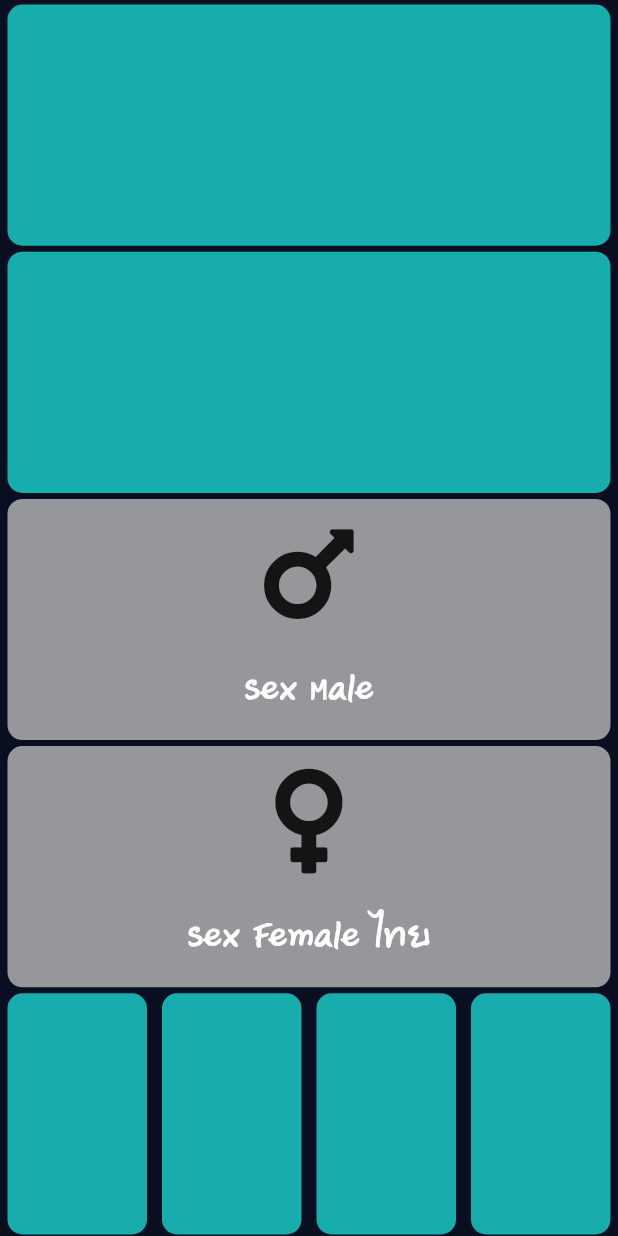
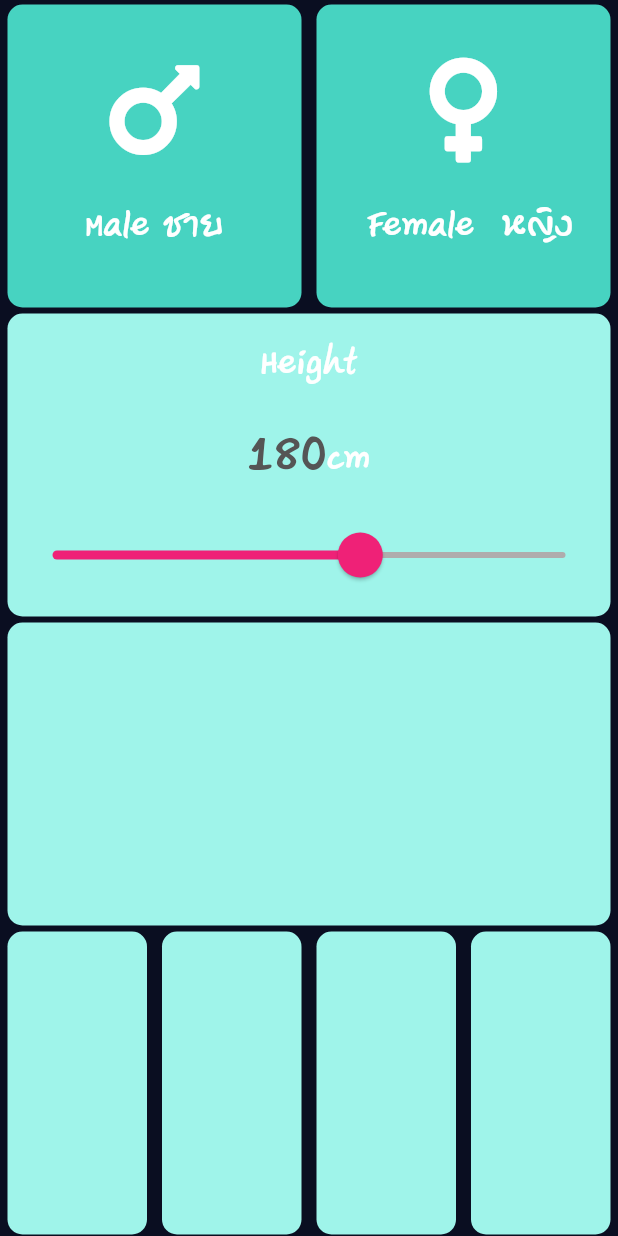
Before and after one commit to likhi1/bbay_app, a Flutter app: the screen it shows after launch, on a phone screen of 412 x 824 dp. Run offline on Flutter 3.47's test engine with Material 2 defaults, Android fonts, the phone set to English and light mode, and no system bars; our stand-ins replace font_awesome_flutter.

Commit message:
Update Project

```diff
--- a/lib/constants.dart
+++ b/lib/constants.dart
@@ -1,12 +1,18 @@
 import 'package:flutter/material.dart';
 
-const kBottomContainerHeight = 80.0;
-const kInactiveClassColor = Color(0xFF95979b);
-const kActiveCardColor = Color(0xFF18adad);
+const kBottomContainerHeight = 120.0;
+const kInactiveClassColor = Color(0xFF47d3c1);
+const kActiveCardColor = Color(0xFF9ff4ea);
 const kBottomContainerColor = Color(0xFF12e5e5);
 
-const labelTextStyle = TextStyle(
+const kLabelTextStyle = TextStyle(
   fontSize: 25.0,
   color: Color(0xFFFFFFFF),
   fontFamily: 'Book_Akhanake',
 );
+
+const kNumberTextStyle = TextStyle(
+  fontSize: 40.0,
+  color: Color(0xFF555555),
+  fontFamily: 'Book_Akhanake',
+);
--- a/lib/input_page.dart
+++ b/lib/input_page.dart
@@ -16,10 +16,8 @@ class InputPage extends StatefulWidget {
 
 // 1 = male , 2 = female
 class _InputPageState extends State<InputPage> {
-//  Color maleCardColor = kInactiveClassColor;
-//  Color femaleCardColour = kInactiveClassColor;
-
   Gender selectedgender;
+  int height = 180;
 
   @override
   Widget build(BuildContext context) {
@@ -28,27 +26,11 @@ class _InputPageState extends State<InputPage> {
 //        title: Text('AppBar Title'),
 //      ),
       body: Column(
+        crossAxisAlignment: CrossAxisAlignment.stretch,
         children: <Widget>[
           Expanded(
               child: Row(
             children: <Widget>[
-              Expanded(
-                child: new ReuseClass(
-                  useColor: kActiveCardColor,
-                ),
-              ),
-            ],
-          )),
-          Expanded(
-              child: Row(
-            children: <Widget>[
-              Expanded(
-                child: new ReuseClass(
-                  useColor: kActiveCardColor,
-                ),
-              ),
-            ],
-          )),
               Expanded(
                   child: Row(
                 children: <Widget>[
@@ -61,17 +43,17 @@ class _InputPageState extends State<InputPage> {
                           selectedgender = Gender.male;
                         });
                       },
-                  child: new ReuseClass(
+                      child: ReuseClass(
                         onPress: () {
                           setState(() {
                             selectedgender = Gender.male;
                           });
                         },
-                    useColor: selectedgender == Gender.male
+                        cardColor: selectedgender == Gender.male
                             ? kActiveCardColor
                             : kInactiveClassColor,
-                    cardChild: new IconContent(
-                        icon: FontAwesomeIcons.mars, label: 'Sex Male'),
+                        cardChild: IconContent(
+                            icon: FontAwesomeIcons.mars, label: ' Male ชาย '),
                       ),
                     ),
                   ),
@@ -82,42 +64,102 @@ class _InputPageState extends State<InputPage> {
                 children: <Widget>[
                   Expanded(
                     // ### Warp Widget Or Remove By Alt+ Enter
-                child: new ReuseClass(
+                    child: ReuseClass(
                       onPress: () {
                         setState(() {
                           selectedgender = Gender.male;
                         });
                       },
-                  useColor: selectedgender == Gender.female
+                      cardColor: selectedgender == Gender.female
                           ? kActiveCardColor
                           : kInactiveClassColor,
-                  cardChild: new IconContent(
-                      icon: FontAwesomeIcons.venus, label: 'Sex Female ไทย'),
+                      cardChild: IconContent(
+                          icon: FontAwesomeIcons.venus, label: ' Female  หญิง'),
                     ),
                   ),
                 ],
               )),
+            ],
+          )),
+          Expanded(
+            child: ReuseClass(
+              cardColor: kActiveCardColor,
+              cardChild: Column(
+                mainAxisAlignment: MainAxisAlignment.center,
+                children: <Widget>[
+                  Text(
+                    "Height",
+                    style: kLabelTextStyle,
+                  ),
+                  Row(
+                    mainAxisAlignment: MainAxisAlignment.center,
+                    // ### fix text on baseline
+                    crossAxisAlignment: CrossAxisAlignment.baseline,
+                    // ### fix text on baseline
+                    textBaseline: TextBaseline.alphabetic,
+                    children: <Widget>[
+                      Text(
+                        height.toString(),
+                        style: kNumberTextStyle,
+                      ),
+                      Text(
+                        'cm',
+                        style: kLabelTextStyle,
+                      ),
+                    ],
+                  ),
+                  //### Custom Theam for Slide
+                  SliderTheme(
+                  data: SliderTheme.of(context).copyWith(
+                    thumbShape:
+                      RoundSliderThumbShape(enabledThumbRadius: 15.0),
+                  overlayShape:
+                       RoundSliderOverlayShape(overlayRadius: 30.0),
+                   ),
+                    child: Slider(
+                    value: height.toDouble(),
+                    min: 120.0,
+                    max: 220.0,
+                    activeColor: Color(0xFFef2177),
+                    inactiveColor: Color(0xFFafacad),
+                    onChanged: (double newValue) {
+                      // print("newValue");
+                      height = newValue.round();
+                    },
+                  ),
+                ],
+              ),
+            ),
+          ),
+          Expanded(
+            child: ReuseClass(
+              cardColor: kActiveCardColor,
+              cardChild: Column(
+                mainAxisAlignment: MainAxisAlignment.center,
+              ),
+            ),
+          ),
           Expanded(
               child: Row(
             children: <Widget>[
               Expanded(
                 child: new ReuseClass(
-                  useColor: kActiveCardColor,
+                  cardColor: kActiveCardColor,
                 ),
               ),
               Expanded(
                 child: new ReuseClass(
-                  useColor: kActiveCardColor,
+                  cardColor: kActiveCardColor,
                 ),
               ),
               Expanded(
                 child: new ReuseClass(
-                  useColor: kActiveCardColor,
+                  cardColor: kActiveCardColor,
                 ),
               ),
               Expanded(
                 child: new ReuseClass(
-                  useColor: kActiveCardColor,
+                  cardColor: kActiveCardColor,
                 ),
               ),
             ],
--- a/lib/main.dart
+++ b/lib/main.dart
@@ -8,7 +8,7 @@ class MyApp extends StatelessWidget {
   @override
   Widget build(BuildContext context) {
     return MaterialApp(
-      theme: ThemeData.light().copyWith(
+      theme: ThemeData.dark().copyWith(
           primaryColor: Color(0xFF257791),
           scaffoldBackgroundColor: Color(0xFF0A0E21),
           accentColor: Colors.pink,
--- a/lib/reuseClass.dart
+++ b/lib/reuseClass.dart
@@ -2,8 +2,8 @@ import 'package:flutter/material.dart';
 
 //### Use Flutter OutLine Warp Panel create SeparateClass
 class ReuseClass extends StatelessWidget {
-  ReuseClass({this.useColor, this.cardChild, this.onPress});
-  final Color useColor; // Flutter Type Color
+  ReuseClass({this.cardColor, this.cardChild, this.onPress});
+  final Color cardColor; // Flutter Type Color
   final Widget cardChild; // Flutter Type  Widget
   final Function onPress; // Flutter Type  Function
 
@@ -16,7 +16,7 @@ class ReuseClass extends StatelessWidget {
         child: cardChild,
         margin: EdgeInsets.fromLTRB(5.0, 3.0, 5.0, 1.0),
         decoration: BoxDecoration(
-          color: useColor, // ### use inside BoxDecoration
+          color: cardColor, // ### use inside BoxDecoration
           borderRadius: BorderRadius.circular(10.0),
         ),
       ),
```
Also changed, not shown: 4 other files. Lines whose indentation alone changed are shown as unchanged.
